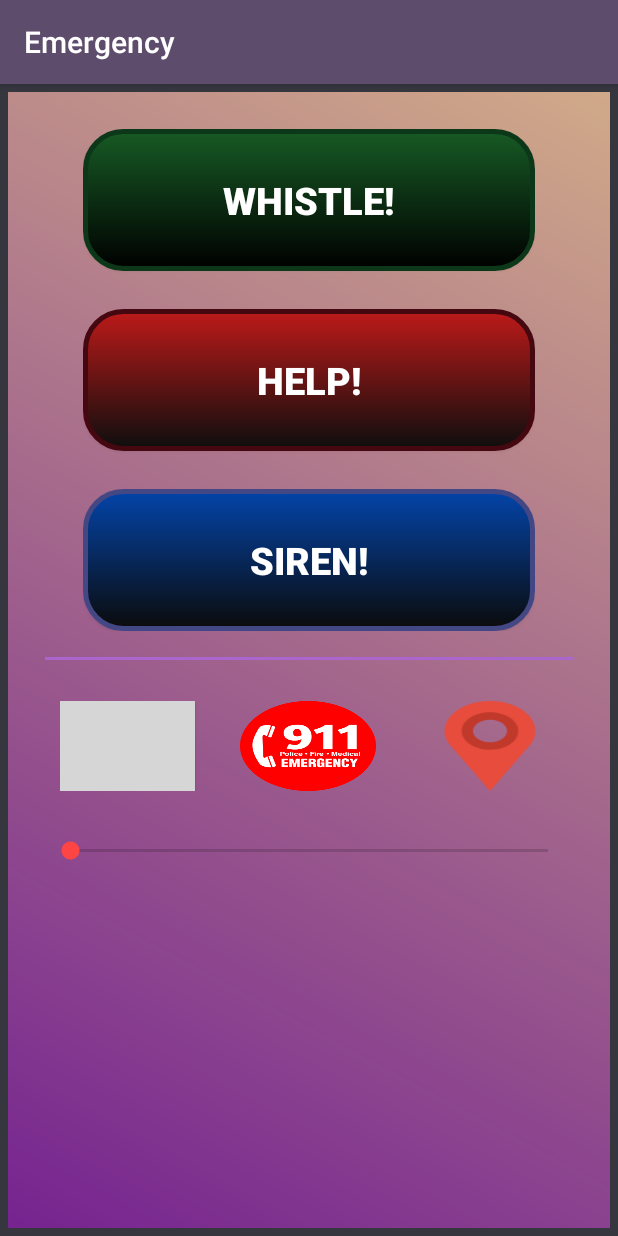
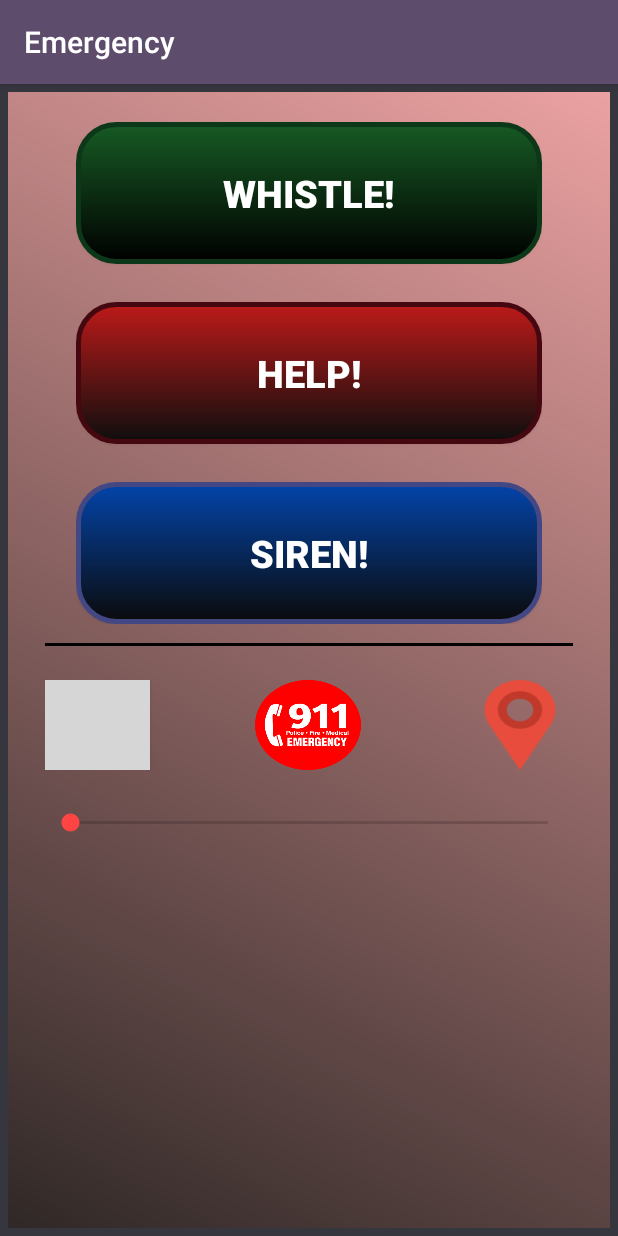
Before and after one commit to MaxPazow/EmergencyApp, an Android app: the screen it shows after launch (MainActivity), on a phone screen of 412 x 824 dp. Run offline under Robolectric (Android 15) with nearby library versions, the phone set to English and light mode, and no system bars; grey boxes are pictures that could not be loaded.

Commit message:
added comments and changed colors

```diff
--- a/app/src/main/res/drawable/backgrounddark.xml
+++ b/app/src/main/res/drawable/backgrounddark.xml
@@ -4,7 +4,7 @@ android:shape="rectangle">
 <stroke android:width="5dp"
     android:color="#35363e" />
 <gradient
-    android:startColor="#d1aa89"
-    android:endColor="#fd74218f"
+    android:startColor="#eca2a2"
+    android:endColor="#fd2d2624"
     android:angle="225" />
 </shape>
--- a/app/src/main/res/layout/activity_main.xml
+++ b/app/src/main/res/layout/activity_main.xml
@@ -14,7 +14,7 @@
         android:layout_width="match_parent"
         android:layout_height="wrap_content"
         android:gravity="center"
-        android:padding="10dp"
+        android:padding="5dp"
         android:layout_marginStart="25dp"
         android:layout_marginEnd="25dp"
         android:orientation="vertical">
@@ -65,24 +65,21 @@
         android:layout_marginBottom="7dp"
         android:layout_marginEnd="10dp"
         android:layout_marginStart="10dp"
-        android:background="@android:color/holo_purple"/>
+        android:background="#000000"/>
 
 
     <LinearLayout
         android:id="@+id/bottomButton"
         android:layout_width="match_parent"
         android:layout_height="wrap_content"
+        android:layout_marginTop="5dp"
         android:orientation="horizontal"
         android:padding="10dp"
-        android:layout_marginTop="10dp"
-        android:layout_marginEnd="10dp"
-        android:layout_marginStart="10dp"
-        android:layout_marginBottom="10dp"
         >
 
     <Button
         android:id="@+id/hospital"
-        android:layout_width="60dp"
+        android:layout_width="0dp"
         android:layout_height="60dp"
         android:layout_weight="1"
         android:onClick="hospital"
@@ -95,7 +92,7 @@
 
     <Button
         android:id="@+id/nine_one_one"
-        android:layout_width="60dp"
+        android:layout_width="0dp"
         android:layout_height="60dp"
         android:layout_weight="1"
         android:background="@drawable/nineoneone"
@@ -107,7 +104,7 @@
             android:layout_weight="1" />
         <Button
         android:id="@+id/location"
-        android:layout_width="60dp"
+        android:layout_width="0dp"
         android:layout_height="60dp"
         android:layout_weight="1"
         android:background="@drawable/gpsicon"
@@ -117,6 +114,7 @@
 <LinearLayout
     android:layout_width="match_parent"
     android:layout_height="wrap_content"
+    android:layout_marginTop="5dp"
     android:layout_marginStart="5dp"
     android:layout_marginEnd="5dp"
     android:gravity="bottom" >
```
Also changed, not shown: app/src/main/java/com/example/android/emergency/MainActivity.java (+11 -0 lines).
